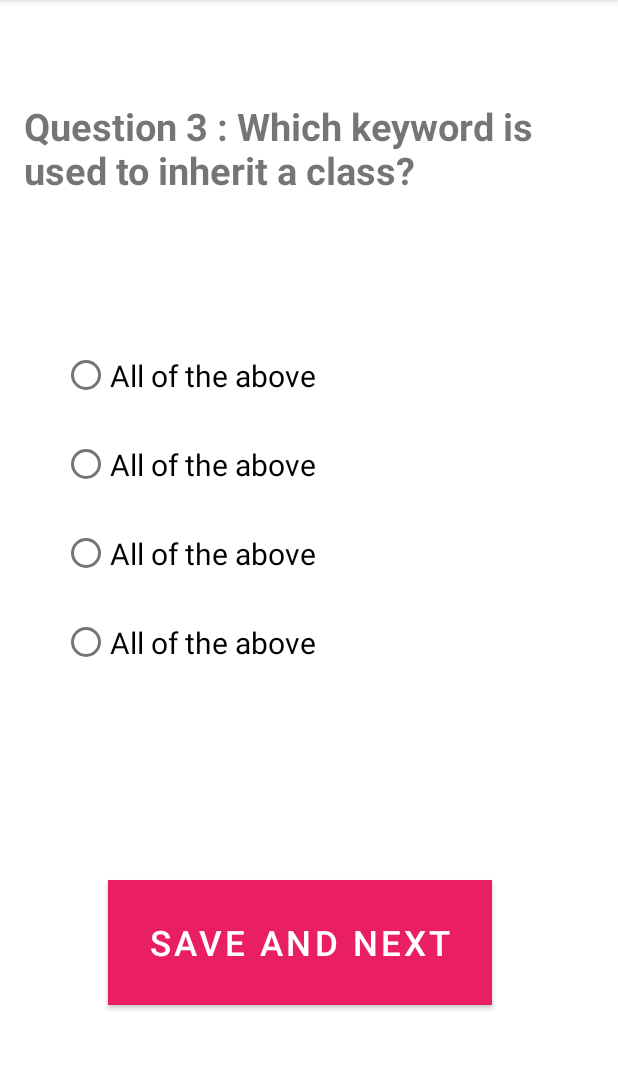
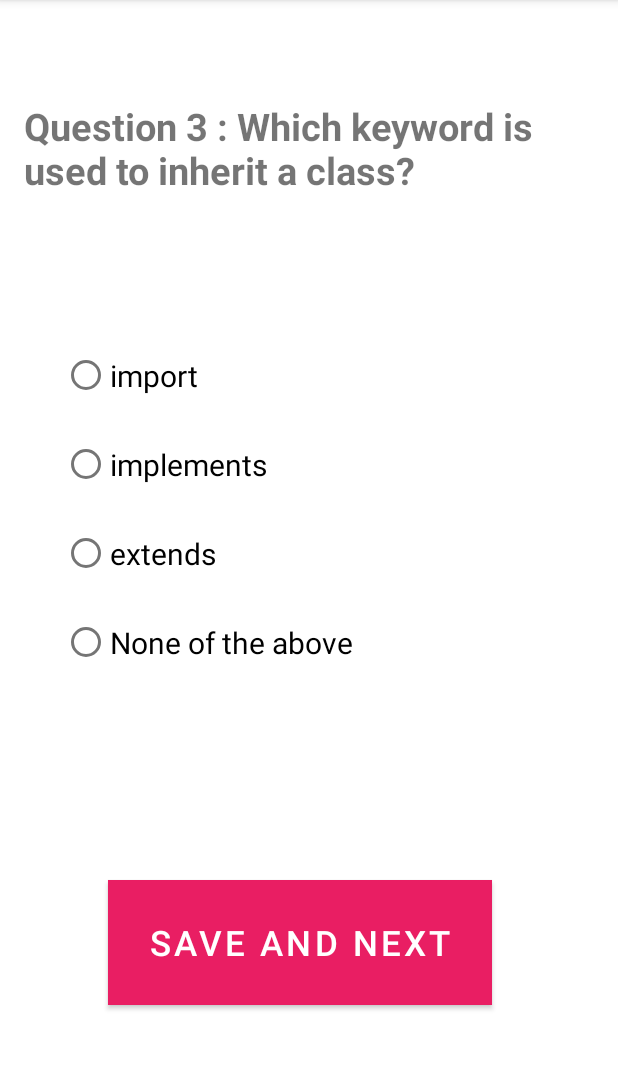
Before and after one commit to pragya-sharma11/MiniQuizAppUI, an Android app: the Third screen opened directly, with no data from a screen before it, on a phone screen of 412 x 824 dp, the part 84-1154 px from its top. Run offline under Robolectric (Android 15) with nearby library versions, the phone set to English and light mode, and no system bars.

Commit message:
some fixes.

```diff
--- a/app/src/main/java/com/example/miniquizappui/Second.java
+++ b/app/src/main/java/com/example/miniquizappui/Second.java
@@ -24,7 +24,7 @@ public class Second extends AppCompatActivity {
             @Override
             public void onClick(View v) {
                 MainActivity.score = 0;
-                if(r3.isChecked()){
+                if(r4.isChecked()){
                     ++MainActivity.score;
                 }
                 else {
--- a/app/src/main/java/com/example/miniquizappui/Third.java
+++ b/app/src/main/java/com/example/miniquizappui/Third.java
@@ -24,7 +24,7 @@ public class Third extends AppCompatActivity {
             @Override
             public void onClick(View v) {
                 MainActivity.score = 0;
-                if(r4.isChecked()){
+                if(r3.isChecked()){
                     ++MainActivity.score;
                 }
                 else {
--- a/app/src/main/res/layout/activity_third.xml
+++ b/app/src/main/res/layout/activity_third.xml
@@ -51,29 +51,28 @@
             android:id="@+id/radioButton"
             android:layout_width="match_parent"
             android:layout_height="59dp"
-            android:text="All of the above"
-            android:textSize="20sp"
-            />
+            android:text="import"
+            android:textSize="20sp" />
 
         <RadioButton
             android:id="@+id/radioButton9"
             android:layout_width="match_parent"
             android:layout_height="59dp"
-            android:text="All of the above"
+            android:text="implements"
             android:textSize="20sp" />
 
         <RadioButton
             android:id="@+id/radioButton10"
             android:layout_width="match_parent"
             android:layout_height="59dp"
-            android:text="All of the above"
-            android:textSize="20sp"/>
+            android:text="extends"
+            android:textSize="20sp" />
 
         <RadioButton
             android:id="@+id/radioButton11"
             android:layout_width="match_parent"
             android:layout_height="59dp"
-            android:text="All of the above"
-            android:textSize="20sp"/>
+            android:text="None of the above"
+            android:textSize="20sp" />
     </RadioGroup>
 </androidx.constraintlayout.widget.ConstraintLayout>
```
Also changed, not shown: app/src/main/res/layout/activity_second.xml (+8 -8 lines).
